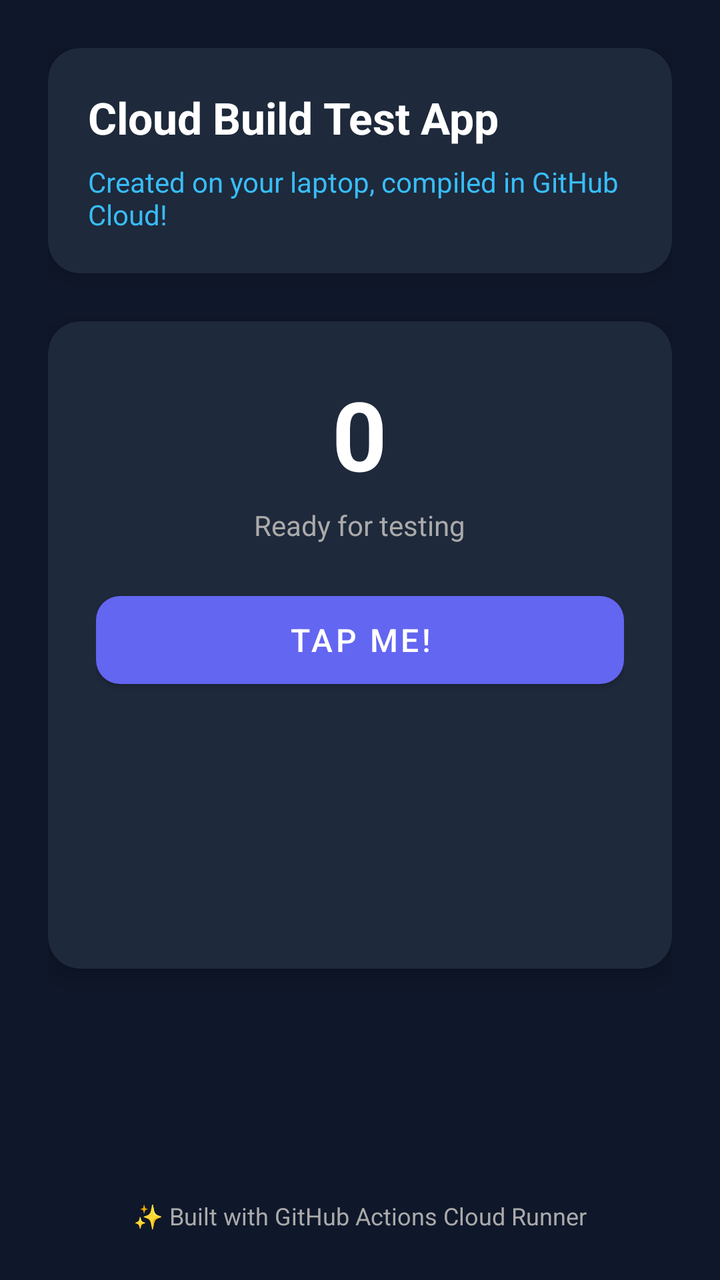
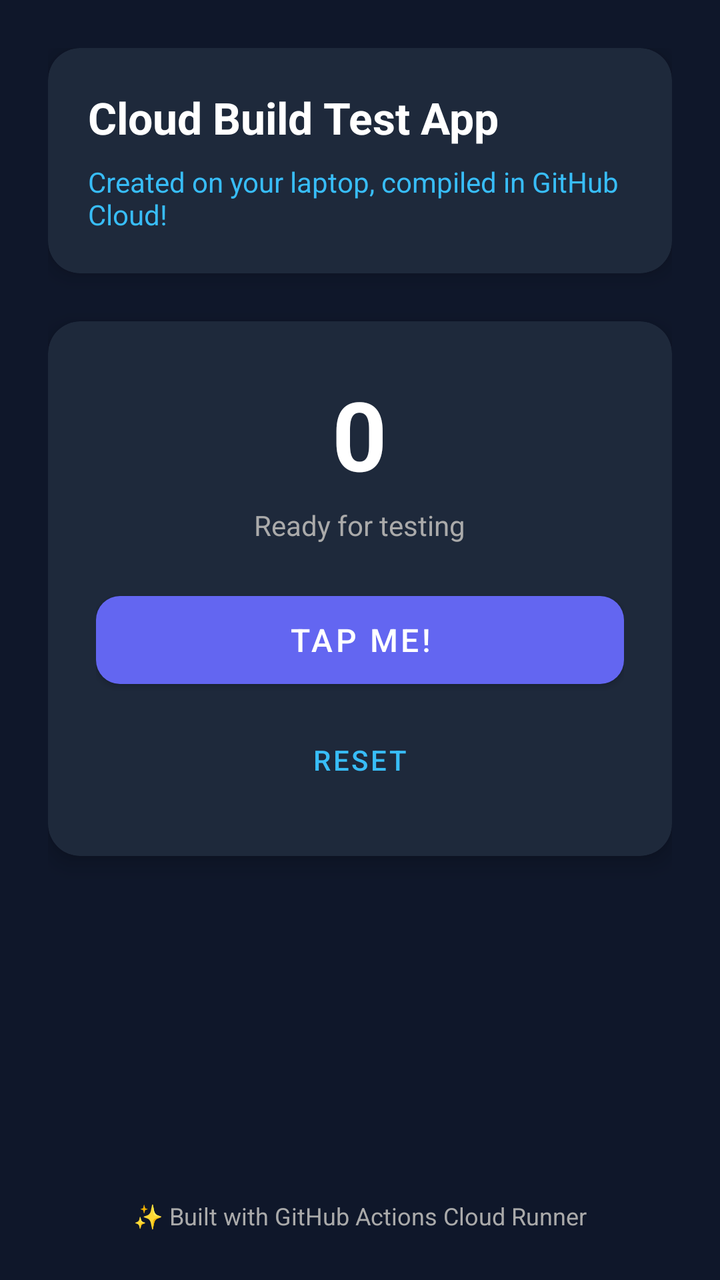

Two renders of the same Android screen: before a commit and after it. Below are the layout's source before the change and the commit's diff.
<!-- AndroidManifest.xml: application theme Theme.TestApp -->
<!-- res/layout/activity_main.xml -->
<?xml version="1.0" encoding="utf-8"?>
<androidx.constraintlayout.widget.ConstraintLayout xmlns:android="http://schemas.android.com/apk/res/android"
    xmlns:app="http://schemas.android.com/apk/res-auto"
    xmlns:tools="http://schemas.android.com/tools"
    android:layout_width="match_parent"
    android:layout_height="match_parent"
    android:background="@color/bg_dark"
    android:padding="24dp"
    tools:context=".MainActivity">

    <com.google.android.material.card.MaterialCardView
        android:id="@+id/cardHeader"
        android:layout_width="match_parent"
        android:layout_height="wrap_content"
        app:cardBackgroundColor="@color/card_bg"
        app:cardCornerRadius="16dp"
        app:cardElevation="6dp"
        app:layout_constraintTop_toTopOf="parent">

        <LinearLayout
            android:layout_width="match_parent"
            android:layout_height="wrap_content"
            android:orientation="vertical"
            android:padding="20dp">

            <TextView
                android:id="@+id/tvTitle"
                android:layout_width="wrap_content"
                android:layout_height="wrap_content"
                android:text="@string/welcome_title"
                android:textColor="@color/white"
                android:textSize="22sp"
                android:textStyle="bold" />

            <TextView
                android:id="@+id/tvSubtitle"
                android:layout_width="wrap_content"
                android:layout_height="wrap_content"
                android:layout_marginTop="8dp"
                android:text="@string/welcome_subtitle"
                android:textColor="@color/accent_blue"
                android:textSize="14sp" />
        </LinearLayout>
    </com.google.android.material.card.MaterialCardView>

    <com.google.android.material.card.MaterialCardView
        android:id="@+id/cardCounter"
        android:layout_width="match_parent"
        android:layout_height="wrap_content"
        android:layout_marginTop="24dp"
        app:cardBackgroundColor="@color/card_bg"
        app:cardCornerRadius="16dp"
        app:cardElevation="6dp"
        app:layout_constraintTop_toBottomOf="@id/cardHeader">

        <LinearLayout
            android:layout_width="match_parent"
            android:layout_height="wrap_content"
            android:gravity="center"
            android:orientation="vertical"
            android:padding="24dp">

            <TextView
                android:id="@+id/tvCounter"
                android:layout_width="wrap_content"
                android:layout_height="wrap_content"
                android:text="0"
                android:textColor="@color/white"
                android:textSize="48sp"
                android:textStyle="bold" />

            <TextView
                android:id="@+id/tvStatus"
                android:layout_width="wrap_content"
                android:layout_height="wrap_content"
                android:layout_marginTop="4dp"
                android:text="Ready for testing"
                android:textColor="@android:color/darker_gray"
                android:textSize="14sp" />

            <com.google.android.material.button.MaterialButton
                android:id="@+id/btnClick"
                android:layout_width="match_parent"
                android:layout_height="56dp"
                android:layout_marginTop="20dp"
                android:text="@string/click_me"
                android:textSize="16sp"
                app:cornerRadius="12dp" />

            <com.google.android.material.button.MaterialButton
                android:id="@+id/btnReset"
                style="@style/Widget.MaterialComponents.Button.TextButton"
                android:layout_width="wrap_parent"
                android:layout_height="wrap_content"
                android:layout_marginTop="8dp"
                android:text="@string/reset"
                android:textColor="@color/accent_blue" />
        </LinearLayout>
    </com.google.android.material.card.MaterialCardView>

    <TextView
        android:id="@+id/tvFooter"
        android:layout_width="wrap_content"
        android:layout_height="wrap_content"
        android:text="✨ Built with GitHub Actions Cloud Runner"
        android:textColor="@android:color/darker_gray"
        android:textSize="12sp"
        app:layout_constraintBottom_toBottomOf="parent"
        app:layout_constraintEnd_toEndOf="parent"
        app:layout_constraintStart_toStartOf="parent" />

</androidx.constraintlayout.widget.ConstraintLayout>
<!-- resources referenced by this layout -->
<resources>
  <color name="accent_blue">#38BDF8</color>
  <color name="bg_dark">#0F172A</color>
  <color name="card_bg">#1E293B</color>
  <color name="white">#FFFFFFFF</color>
  <string name="click_me">Tap Me!</string>
  <string name="reset">Reset</string>
  <string name="welcome_subtitle">Created on your laptop, compiled in GitHub Cloud!</string>
  <string name="welcome_title">Cloud Build Test App</string>
  <style name="Theme.TestApp" parent="Theme.MaterialComponents.DayNight.NoActionBar">
          <item name="colorPrimary">@color/purple_500</item>
          <item name="colorPrimaryVariant">@color/purple_700</item>
          <item name="colorOnPrimary">@color/white</item>
          <item name="colorSecondary">@color/teal_200</item>
          <item name="colorSecondaryVariant">@color/teal_700</item>
          <item name="colorOnSecondary">@color/black</item>
          <item name="android:statusBarColor">@color/bg_dark</item>
      </style>
  <color name="purple_500">#6366F1</color>
  <color name="purple_700">#4F46E5</color>
  <color name="teal_200">#06B6D4</color>
  <color name="teal_700">#0891B2</color>
  <color name="black">#FF000000</color>
</resources>

<!-- the commit's change to res/layout/activity_main.xml (unified diff, before → after) -->
@@ -90,7 +90,7 @@
             <com.google.android.material.button.MaterialButton
                 android:id="@+id/btnReset"
                 style="@style/Widget.MaterialComponents.Button.TextButton"
-                android:layout_width="wrap_parent"
+                android:layout_width="wrap_content"
                 android:layout_height="wrap_content"
                 android:layout_marginTop="8dp"
                 android:text="@string/reset"
